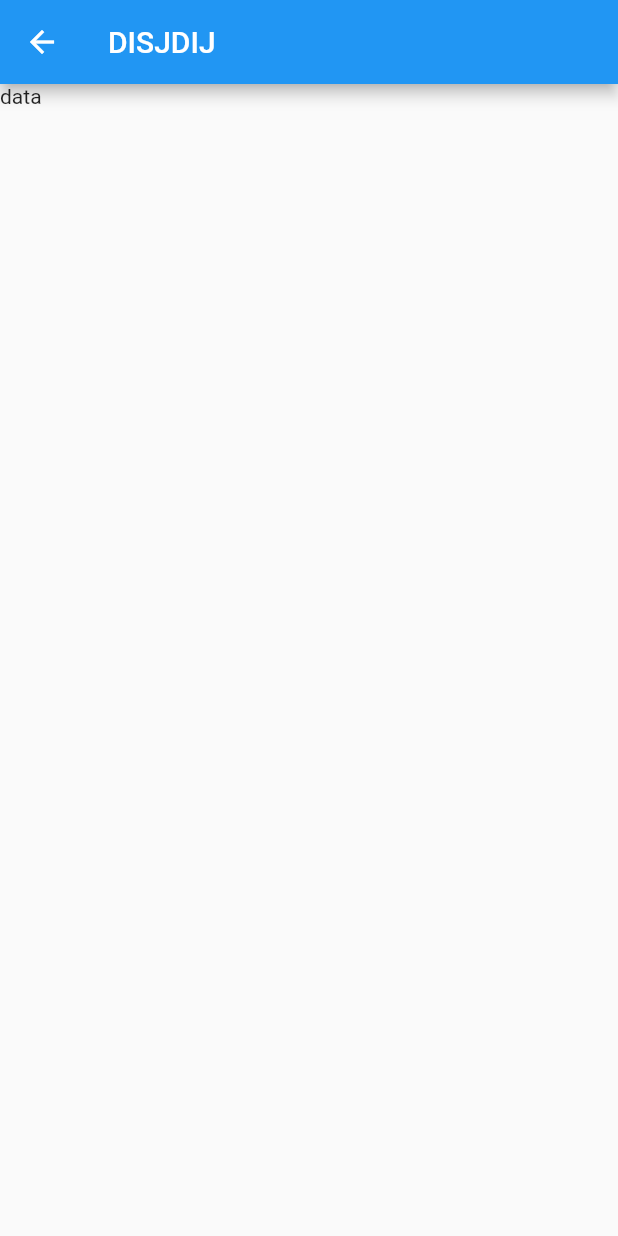
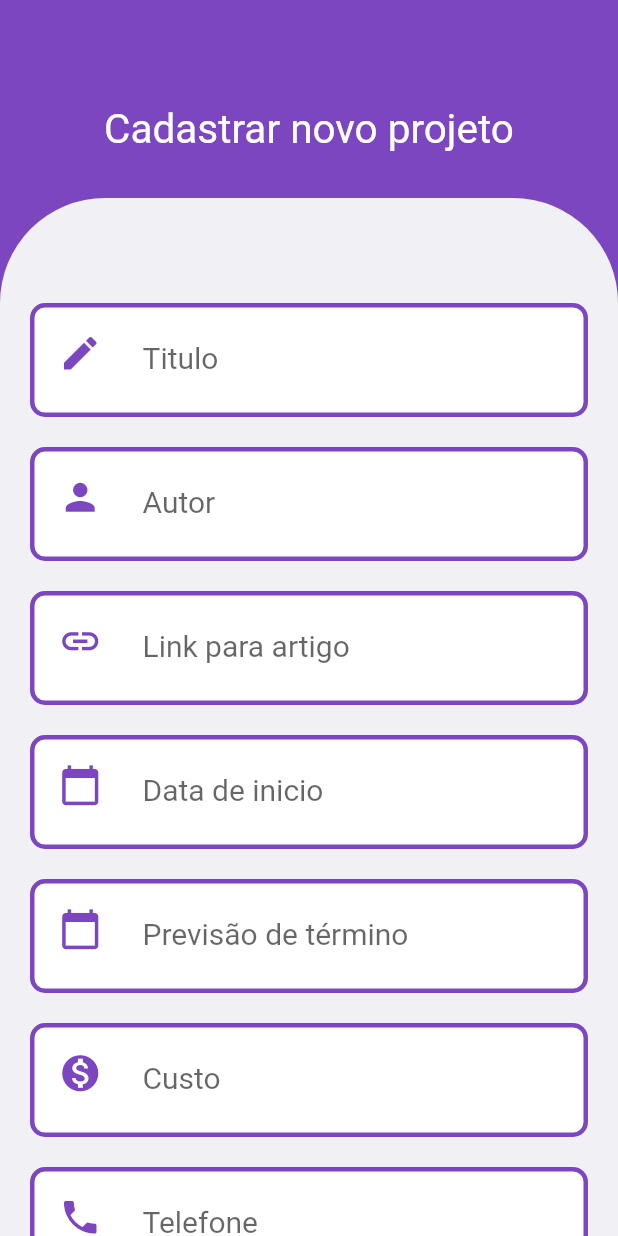
Before and after one commit to IagoEngel/Atividades-Integradoras-7, a Flutter app: the Pesquisador screen opened directly, on a phone screen of 412 x 824 dp. Run offline on Flutter 3.47's test engine with Material 2 defaults, Android fonts, the phone set to English and light mode, and no system bars.

Commit message:
Tela "Cadastrar novo projeto"

```diff
--- a/atividades_integradoras/lib/telas/pesquisador.dart
+++ b/atividades_integradoras/lib/telas/pesquisador.dart
@@ -9,10 +9,165 @@ class _PesquisadorState extends State<Pesquisador> {
   @override
   Widget build(BuildContext context) {
     return Scaffold(
-      appBar: AppBar(
-        title: Text("DISJDIJ"),
+      backgroundColor: Color.fromRGBO(124, 70, 192, 1.0),
+      body: SingleChildScrollView(
+        child: ConstrainedBox(
+          constraints: BoxConstraints(),
+          child: CadastarProjeto(),
+        ),
       ),
-      body: Text('data'),
     );
   }
 }
+
+Widget CadastarProjeto() {
+  TextEditingController _titulo = new TextEditingController();
+  TextEditingController _autor = new TextEditingController();
+  TextEditingController _linkArtigo = new TextEditingController();
+  TextEditingController _custo = new TextEditingController();
+  TextEditingController _telefone = new TextEditingController();
+  TextEditingController _email = new TextEditingController();
+
+  return Column(
+    children: <Widget>[
+      SizedBox(
+        height: 70,
+      ),
+      Center(
+        child: Text(
+          'Cadastrar novo projeto',
+          style: TextStyle(color: Colors.white, fontSize: 27),
+          textAlign: TextAlign.center,
+        ),
+      ),
+      SizedBox(
+        height: 30,
+      ),
+      Container(
+        color: Colors.transparent,
+        child: new Container(
+          decoration: new BoxDecoration(
+            color: Color.fromRGBO(240, 240, 245, 1.0),
+            borderRadius: new BorderRadius.only(
+              topLeft: const Radius.circular(70),
+              topRight: const Radius.circular(70),
+            ),
+          ),
+          child: Column(
+            children: <Widget>[
+              SizedBox(height: 60),
+              _camposAtributos(_titulo, Icons.mode_edit, "Titulo"),
+              _camposAtributos(_autor, Icons.person, "Autor"),
+              _camposAtributos(_linkArtigo, Icons.link, "Link para artigo"),
+              _camposAtributos(
+                  _linkArtigo, Icons.calendar_today, "Data de inicio"),
+              _camposAtributos(
+                  _linkArtigo, Icons.calendar_today, "Previsão de término"),
+              _camposAtributos(_custo, Icons.monetization_on, "Custo"),
+              _camposAtributos(_telefone, Icons.phone, "Telefone"),
+              _camposAtributos(_email, Icons.email, "E-mail"),
+              _temas(),
+              _descricaoProjeto(),
+            ],
+          ),
+        ),
+      ),
+    ],
+  );
+}
+
+Widget _camposAtributos(var controller, IconData icone, String nome) {
+  return Container(
+    margin: EdgeInsets.only(top: 10, left: 20, right: 20, bottom: 10),
+    alignment: Alignment.topCenter,
+    decoration: new BoxDecoration(
+      borderRadius: const BorderRadius.all(Radius.circular(10)),
+      color: Colors.white,
+      border: Border.all(
+        width: 3,
+        color: Color.fromRGBO(124, 70, 192, 1.0),
+      ),
+    ),
+    child: ListTile(
+      leading: Icon(
+        icone,
+        color: Color.fromRGBO(124, 70, 192, 1.0),
+        size: 29,
+      ),
+      title: TextField(
+        decoration: new InputDecoration(
+          border: InputBorder.none,
+          focusedBorder: InputBorder.none,
+          enabledBorder: InputBorder.none,
+          errorBorder: InputBorder.none,
+          disabledBorder: InputBorder.none,
+          labelText: nome,
+          labelStyle: TextStyle(
+            fontSize: 20,
+          ),
+        ),
+        controller: controller,
+      ),
+    ),
+  );
+}
+
+Widget _temas() {
+  return Container(
+    margin: EdgeInsets.only(top: 10, left: 20, right: 20, bottom: 10),
+    alignment: Alignment.topCenter,
+    decoration: new BoxDecoration(
+      borderRadius: const BorderRadius.all(Radius.circular(10)),
+      color: Colors.white,
+      border: Border.all(
+        width: 3,
+        color: Color.fromRGBO(124, 70, 192, 1.0),
+      ),
+    ),
+    child: TextField(
+      decoration: new InputDecoration(
+        border: InputBorder.none,
+        focusedBorder: InputBorder.none,
+        enabledBorder: InputBorder.none,
+        errorBorder: InputBorder.none,
+        disabledBorder: InputBorder.none,
+        labelText: 'Digite temas do projeto',
+        labelStyle: TextStyle(
+          fontSize: 20,
+        ),
+      ),
+      minLines: 5,
+      maxLines: 6,
+    ),
+  );
+}
+
+Widget _descricaoProjeto() {
+  return Container(
+    margin: EdgeInsets.only(top: 10, left: 20, right: 20, bottom: 10),
+    alignment: Alignment.topCenter,
+    decoration: new BoxDecoration(
+      borderRadius: const BorderRadius.all(Radius.circular(10)),
+      color: Colors.white,
+      border: Border.all(
+        width: 3,
+        color: Color.fromRGBO(124, 70, 192, 1.0),
+      ),
+    ),
+    child: TextField(
+      decoration: new InputDecoration(
+        border: InputBorder.none,
+        focusedBorder: InputBorder.none,
+        enabledBorder: InputBorder.none,
+        errorBorder: InputBorder.none,
+        disabledBorder: InputBorder.none,
+        labelText: 'Descrição do projeto',
+        labelStyle: TextStyle(
+          fontSize: 20,
+        ),
+      ),
+      minLines: 5,
+      maxLines: 6,
+    ),
+  );
+}
```
